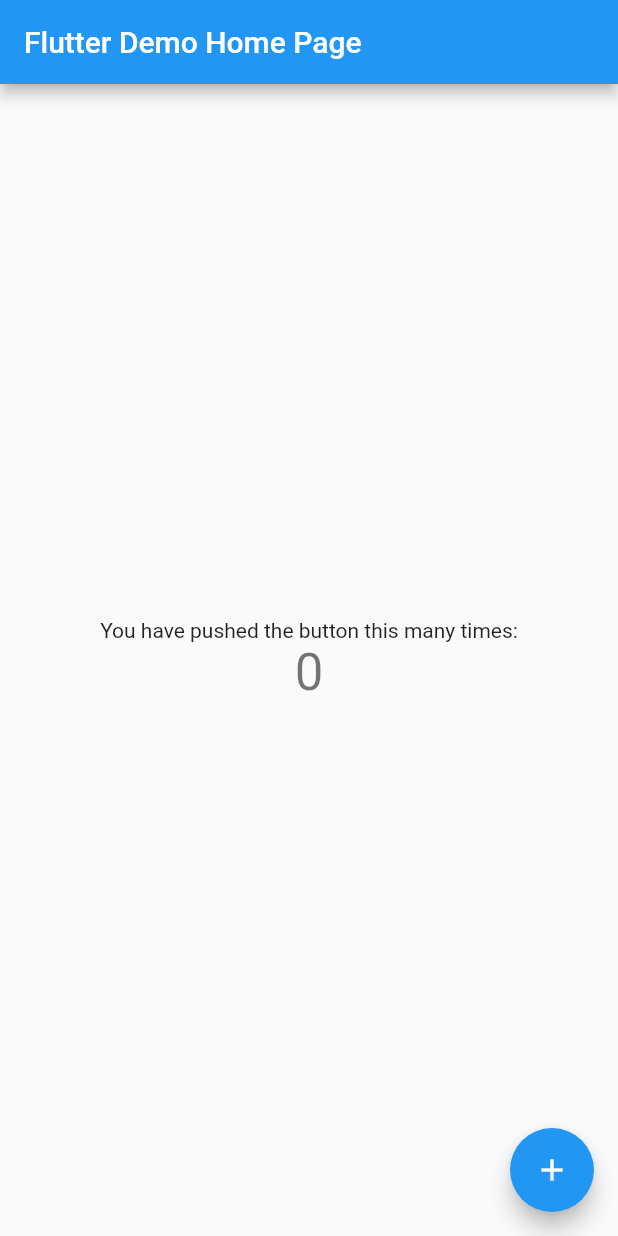
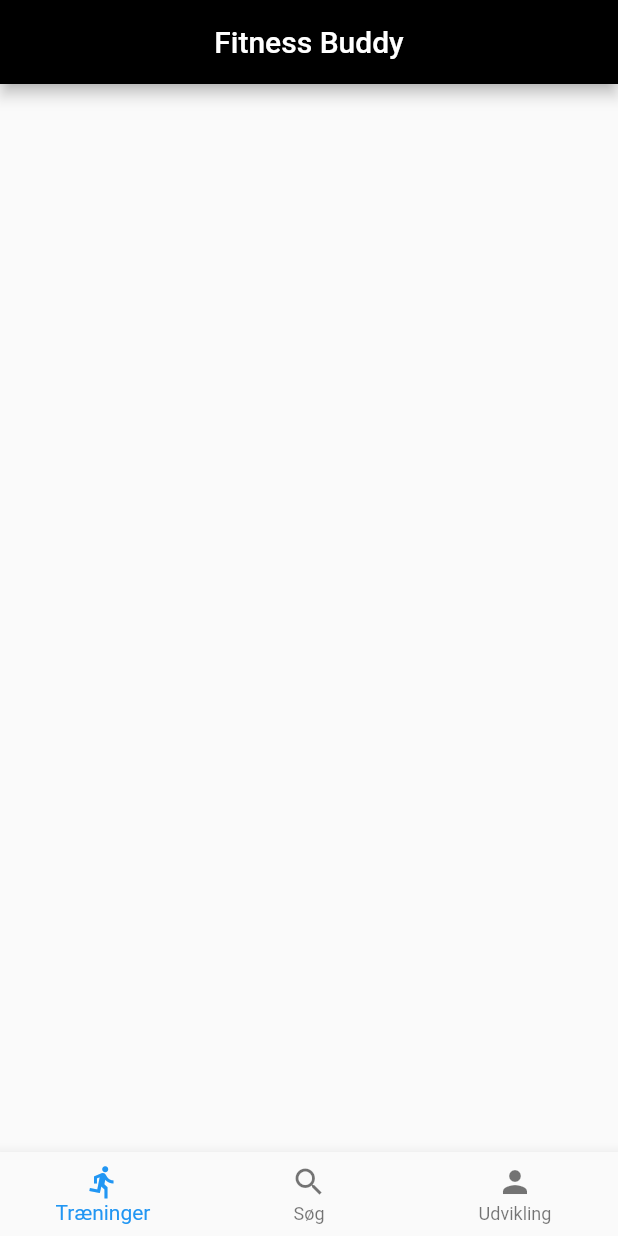
Before and after one commit to JohannesPoulsen/fitness_budy_app, a Flutter app: the screen it shows after launch, on a phone screen of 412 x 824 dp. Run offline on Flutter 3.47's test engine with Material 2 defaults, Android fonts, the phone set to English and light mode, and no system bars.

```diff
--- a/lib/main.dart
+++ b/lib/main.dart
@@ -1,115 +1,65 @@
 import 'package:flutter/material.dart';
 
-void main() {
-  runApp(const MyApp());
-}
+void main() => runApp(MaterialApp(
+      home: Home(),
+    ));
 
-class MyApp extends StatelessWidget {
-  const MyApp({Key? key}) : super(key: key);
+class Home extends StatelessWidget {
+  const Home({Key? key}) : super(key: key);
+  static const String _title = 'Fitness Buddy';
 
-  // This widget is the root of your application.
   @override
   Widget build(BuildContext context) {
-    return MaterialApp(
-      title: 'Flutter Demo',
-      theme: ThemeData(
-        // This is the theme of your application.
-        //
-        // Try running your application with "flutter run". You'll see the
-        // application has a blue toolbar. Then, without quitting the app, try
-        // changing the primarySwatch below to Colors.green and then invoke
-        // "hot reload" (press "r" in the console where you ran "flutter run",
-        // or simply save your changes to "hot reload" in a Flutter IDE).
-        // Notice that the counter didn't reset back to zero; the application
-        // is not restarted.
-        primarySwatch: Colors.blue,
-      ),
-      home: const MyHomePage(title: 'Flutter Demo Home Page'),
+    return const MaterialApp(
+      title: _title,
+      home: HomeScreen(),
     );
   }
 }
 
-class MyHomePage extends StatefulWidget {
-  const MyHomePage({Key? key, required this.title}) : super(key: key);
-
-  // This widget is the home page of your application. It is stateful, meaning
-  // that it has a State object (defined below) that contains fields that affect
-  // how it looks.
-
-  // This class is the configuration for the state. It holds the values (in this
-  // case the title) provided by the parent (in this case the App widget) and
-  // used by the build method of the State. Fields in a Widget subclass are
-  // always marked "final".
-
-  final String title;
+class HomeScreen extends StatefulWidget {
+  const HomeScreen({Key? key}) : super(key: key);
 
   @override
-  State<MyHomePage> createState() => _MyHomePageState();
+  _HomeScreenState createState() => _HomeScreenState();
 }
 
-class _MyHomePageState extends State<MyHomePage> {
-  int _counter = 0;
+class _HomeScreenState extends State<HomeScreen> {
+  int _selectedIndex = 0;
+  @override
+  Widget build(BuildContext context) {
+    return Scaffold(
+      appBar: AppBar(
+        title: const Text("Fitness Buddy"),
+        centerTitle: true,
+        backgroundColor: Colors.black,
+      ),
+      bottomNavigationBar: BottomNavigationBar(
+        items: const <BottomNavigationBarItem>[
+          BottomNavigationBarItem(
+            icon: Icon(Icons.directions_run),
+            label: 'Træninger',
+          ),
+          BottomNavigationBarItem(
+            icon: Icon(Icons.search_outlined),
+            label: 'Søg',
+          ),
+          BottomNavigationBarItem(
+            icon: Icon(Icons.person),
+            label: 'Udvikling',
+          ),
+        ],
+        currentIndex: _selectedIndex,
+        onTap: _onItemTapped,
+        selectedItemColor: Colors.blue,
+      ),
+    );
+  }
 
-  void _incrementCounter() {
+  void _onItemTapped(int index) {
     setState(() {
-      // This call to setState tells the Flutter framework that something has
-      // changed in this State, which causes it to rerun the build method below
-      // so that the display can reflect the updated values. If we changed
-      // _counter without calling setState(), then the build method would not be
-      // called again, and so nothing would appear to happen.
-      _counter++;
+      _selectedIndex = index;
+      print(_selectedIndex);
     });
   }
-
-  @override
-  Widget build(BuildContext context) {
-    // This method is rerun every time setState is called, for instance as done
-    // by the _incrementCounter method above.
-    //
-    // The Flutter framework has been optimized to make rerunning build methods
-    // fast, so that you can just rebuild anything that needs updating rather
-    // than having to individually change instances of widgets.
-    return Scaffold(
-      appBar: AppBar(
-        // Here we take the value from the MyHomePage object that was created by
-        // the App.build method, and use it to set our appbar title.
-        title: Text(widget.title),
-      ),
-      body: Center(
-        // Center is a layout widget. It takes a single child and positions it
-        // in the middle of the parent.
-        child: Column(
-          // Column is also a layout widget. It takes a list of children and
-          // arranges them vertically. By default, it sizes itself to fit its
-          // children horizontally, and tries to be as tall as its parent.
-          //
-          // Invoke "debug painting" (press "p" in the console, choose the
-          // "Toggle Debug Paint" action from the Flutter Inspector in Android
-          // Studio, or the "Toggle Debug Paint" command in Visual Studio Code)
-          // to see the wireframe for each widget.
-          //
-          // Column has various properties to control how it sizes itself and
-          // how it positions its children. Here we use mainAxisAlignment to
-          // center the children vertically; the main axis here is the vertical
-          // axis because Columns are vertical (the cross axis would be
-          // horizontal).
-          mainAxisAlignment: MainAxisAlignment.center,
-          children: <Widget>[
-            const Text(
-              'You have pushed the button this many times:',
-            ),
-            Text(
-              '$_counter',
-              style: Theme.of(context).textTheme.headline4,
-            ),
-          ],
-        ),
-      ),
-      floatingActionButton: FloatingActionButton(
-        onPressed: _incrementCounter,
-        tooltip: 'Increment',
-        child: const Icon(Icons.add),
-      ), // This trailing comma makes auto-formatting nicer for build methods.
-    );
-  }
 }
```
Also changed, not shown: 1 other file.
